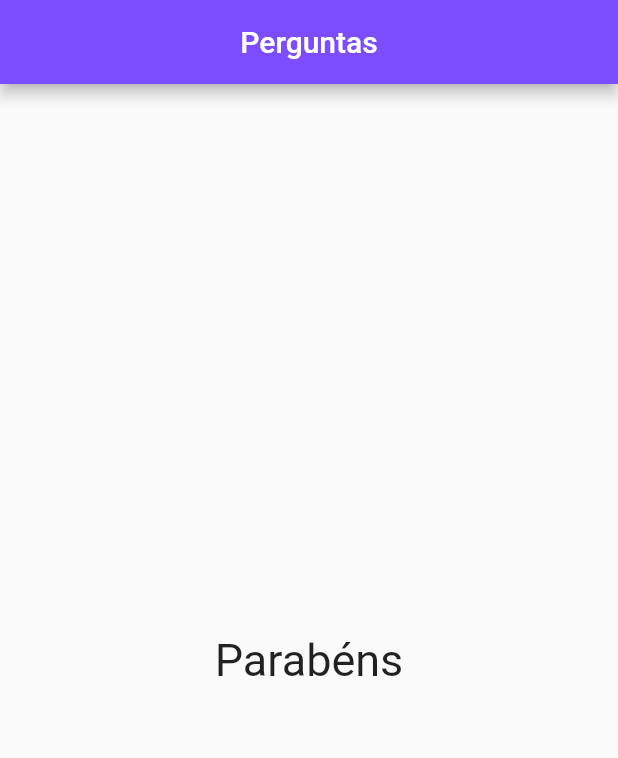
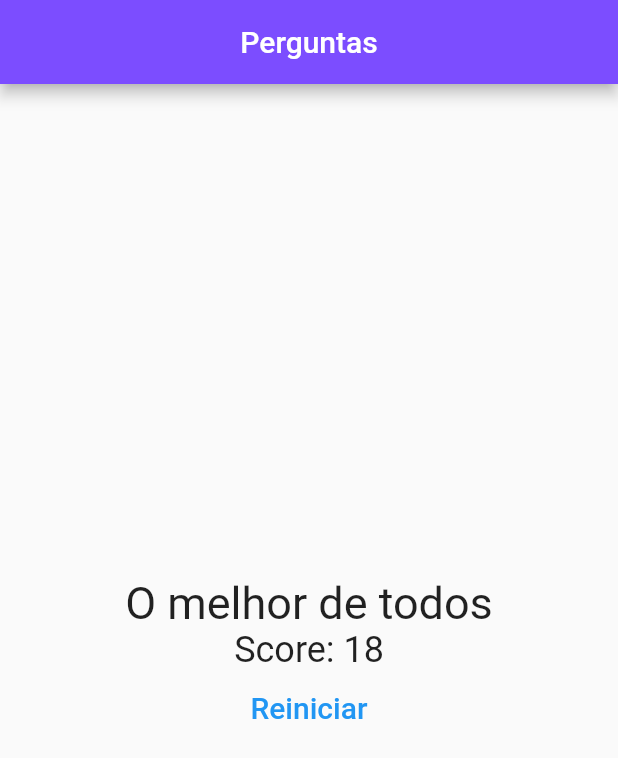
Before and after one commit to jean-maciel/projeto-perguntas, a Flutter app: the screen it shows after launch, after a tap on "Preto", after a tap on "Cachorro", after a tap on "Pastel", on a phone screen of 412 x 824 dp. Shown: the top 758 px of the screen. Run offline on Flutter 3.47's test engine with Material 2 defaults, Android fonts, the phone set to English and light mode, and no system bars.

Commit message:
adds score feature

```diff
--- a/lib/main.dart
+++ b/lib/main.dart
@@ -7,28 +7,52 @@ void main(List<String> args) {
 }
 
 class PerguntaAppState extends State<PerguntaApp> {
+  var pontuacaoTotal = 0;
   var perguntaSelecionada = 0;
   final List<Map<String, Object>> perguntas = const [
     {
       'pergunta': 'Qual é sua cor favorita?',
-      'respostas': ['Preto', 'Vermelho', 'Verde', 'Branco']
+      'respostas': [
+        {'texto': 'Preto', 'pontuacao': 10},
+        {'texto': 'Vermelho', 'pontuacao': 5},
+        {'texto': 'Verde', 'pontuacao': 3},
+        {'texto': 'Branco', 'pontuacao': 1},
+      ]
     },
     {
       'pergunta': 'Qual seu animal favorito?',
-      'respostas': ['Coelho', 'Cachorro', 'Gato', 'Rato']
+      'respostas': [
+        {'texto': 'Coelho', 'pontuacao': 10},
+        {'texto': 'Cachorro', 'pontuacao': 5},
+        {'texto': 'Gato', 'pontuacao': 3},
+        {'texto': 'Rato', 'pontuacao': 1},
+      ]
     },
     {
       'pergunta': 'Qual sua comida favorita?',
-      'respostas': ['Pizza', 'Sushi', 'Pastel', 'Hamburguer']
+      'respostas': [
+        {'texto': 'Pizza', 'pontuacao': 10},
+        {'texto': 'Sushi', 'pontuacao': 5},
+        {'texto': 'Pastel', 'pontuacao': 3},
+        {'texto': 'Hamburguer', 'pontuacao': 1},
+      ]
     },
   ];
 
-  void responder() {
+  void responder(int pontuacao) {
     if (temPerguntaSelecionada) {
       setState(() {
         perguntaSelecionada++;
+        pontuacaoTotal+= pontuacao;
       });
     }
+  }
+
+  void reiniciarQuestionario() {
+    setState(() {
+      perguntaSelecionada = 0;
+      pontuacaoTotal = 0;
+    });
   }
 
   bool get temPerguntaSelecionada {
@@ -51,7 +75,7 @@ class PerguntaAppState extends State<PerguntaApp> {
                   perguntaSelecionada: perguntaSelecionada,
                   responder: responder,
                 )
-              : const Resultado(),
+              : Resultado(pontuacaoTotal, reiniciarQuestionario),
         ),
       ),
     );
--- a/lib/questionario.dart
+++ b/lib/questionario.dart
@@ -5,7 +5,7 @@ import 'package:projeto_perguntas/resposta.dart';
 class Questionario extends StatelessWidget {
   final List<Map<String, Object>> perguntas;
   final int perguntaSelecionada;
-  final void Function() responder;
+  final void Function(int) responder;
 
   const Questionario(
       {required this.perguntas,
@@ -20,11 +20,12 @@ class Questionario extends StatelessWidget {
 
   @override
   Widget build(BuildContext context) {
-    final List<String> respostas = temPerguntaSelecionada
+    final List<Map<String, Object>> respostas = temPerguntaSelecionada
         ? perguntas[perguntaSelecionada].cast()['respostas']
         : [];
-    Iterable<Widget> widgets =
-    respostas.map((t) => Resposta(t, responder)).cast<Widget>();
+    Iterable<Widget> widgets = respostas.map((resp) => Resposta(
+        resp['texto'].toString(),
+        () => responder(int.parse(resp['pontuacao'].toString()))));
 
     return Column(
       children: <Widget>[
--- a/lib/resposta.dart
+++ b/lib/resposta.dart
@@ -13,7 +13,8 @@ class Resposta extends StatelessWidget {
         width: 200,
         child: ElevatedButton(
           style: const ButtonStyle(
-              backgroundColor: MaterialStatePropertyAll<Color>(Colors.deepPurpleAccent)),
+              backgroundColor:
+                  MaterialStatePropertyAll<Color>(Colors.deepPurpleAccent)),
           onPressed: whenPressed,
           child: Text(texto),
         ));
--- a/lib/resultado.dart
+++ b/lib/resultado.dart
@@ -1,12 +1,41 @@
 import 'package:flutter/material.dart';
 
 class Resultado extends StatelessWidget {
-  const Resultado({Key? key}) : super(key: key);
+  final int pontuacao;
+  final void Function() reiniciarQuestionario;
+
+  const Resultado(this.pontuacao, this.reiniciarQuestionario, {Key? key})
+      : super(key: key);
+
+  String get fraseResultado {
+    if (pontuacao < 8) {
+      return 'Parabéns';
+    } else if (pontuacao < 12 && pontuacao >= 8) {
+      return 'Você é bom';
+    } else if (pontuacao < 16 && pontuacao >= 12) {
+      return 'Impressionante';
+    } else {
+      return 'O melhor de todos';
+    }
+  }
 
   @override
   Widget build(BuildContext context) {
-    return const Center(
-      child: Text('Parabéns', style: TextStyle(fontSize: 30)),
+    return Column(
+      mainAxisAlignment: MainAxisAlignment.center,
+      children: [
+        Center(
+          child: Text(fraseResultado, style: TextStyle(fontSize: 30)),
+        ),
+        Text("Score: $pontuacao",
+            style: const TextStyle(fontSize: 24)),
+        TextButton(
+            onPressed: reiniciarQuestionario,
+            child: const Text(
+              'Reiniciar',
+              style: TextStyle(fontSize: 20),
+            ))
+      ],
     );
   }
 }
```
